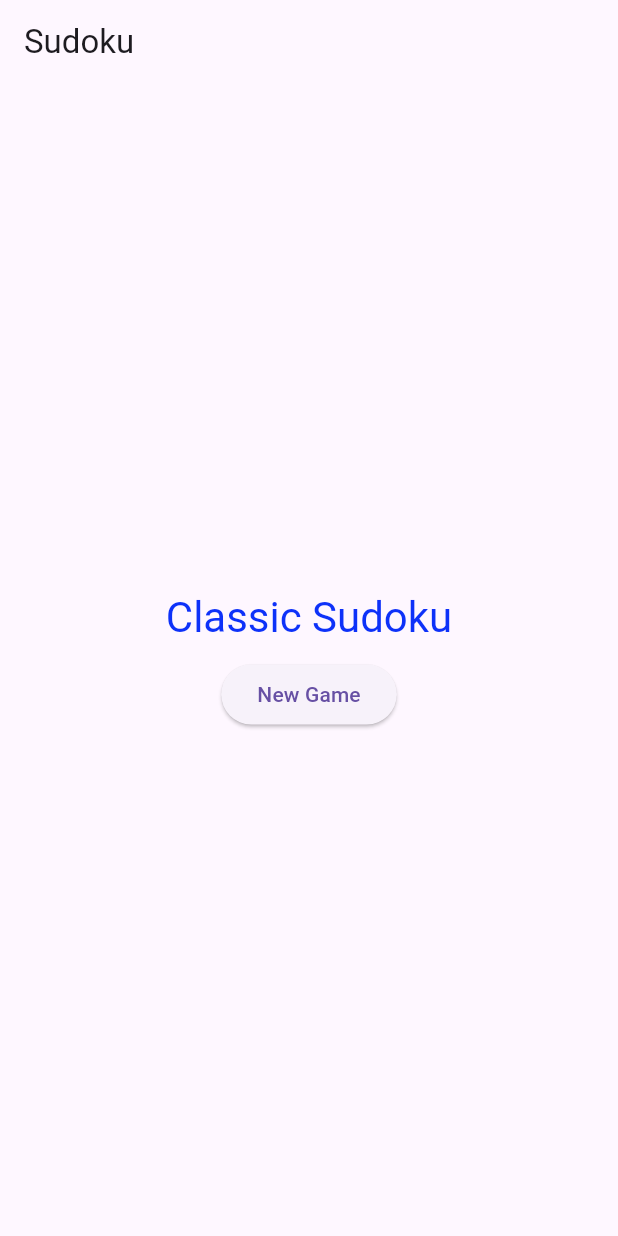
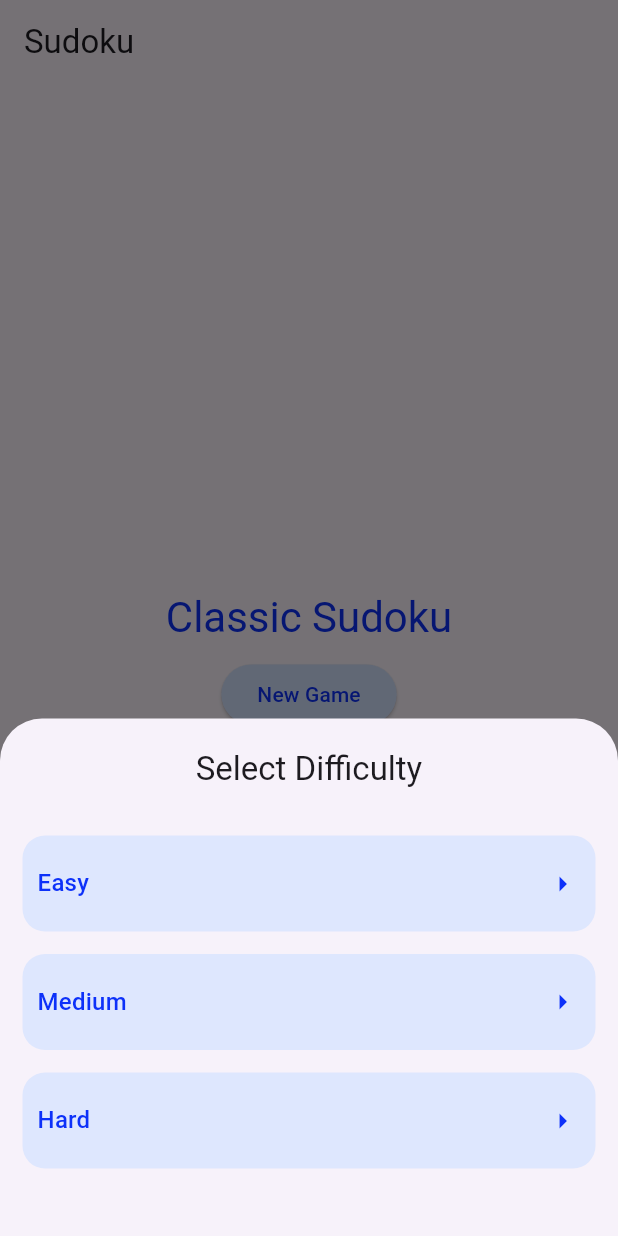
Before and after one commit to AkashM006/flutter-sudoku, a Flutter app: the screen it shows after launch, after a tap on "New Game", on a phone screen of 412 x 824 dp. Run offline on Flutter 3.47's test engine with Material 2 defaults, Android fonts, the phone set to English and light mode, and no system bars; our stand-ins replace flutter_riverpod, rive.

Commit message:
Designed modal bottom sheet for difficulty levels, still need to integrate with Riverpod to start the game

```diff
--- a/lib/providers/sudoku_game_provider.dart
+++ b/lib/providers/sudoku_game_provider.dart
@@ -3,24 +3,33 @@ import 'package:flutter_riverpod/flutter_riverpod.dart';
 
 const oneSecond = Duration(seconds: 1);
 
+enum Difficulty {
+  easy,
+  medium,
+  hard,
+}
+
 class SudokuGame {
-  const SudokuGame({
-    required this.errorCount,
-    required this.permissibleErrorCount,
-    required this.duration,
-  });
+  const SudokuGame(
+      {required this.errorCount,
+      required this.permissibleErrorCount,
+      required this.duration,
+      required this.difficulty});
 
   final int errorCount;
   final int permissibleErrorCount;
+  final Difficulty difficulty;
 
   final Duration duration;
 
-  SudokuGame copyWith({errorCount, permissibleErrorCount, duration}) {
+  SudokuGame copyWith(
+      {errorCount, permissibleErrorCount, duration, difficulty}) {
     return SudokuGame(
       errorCount: errorCount ?? this.errorCount,
       permissibleErrorCount:
           permissibleErrorCount ?? this.permissibleErrorCount,
       duration: duration ?? this.duration,
+      difficulty: difficulty ?? this.difficulty,
     );
   }
 }
@@ -32,10 +41,21 @@ class SudokuGameNotifier extends StateNotifier<SudokuGame> {
             errorCount: 0,
             permissibleErrorCount: 3,
             duration: Duration.zero,
+            difficulty: Difficulty.easy,
           ),
         );
 
   Timer? timer;
+
+  void init(int errorCount, int permissibleErrorCount, Duration duration,
+      Difficulty difficulty) {
+    state = SudokuGame(
+      errorCount: errorCount,
+      permissibleErrorCount: permissibleErrorCount,
+      duration: duration,
+      difficulty: difficulty,
+    );
+  }
 
   void start() {
     timer = Timer.periodic(oneSecond, (timer) {
@@ -51,10 +71,10 @@ class SudokuGameNotifier extends StateNotifier<SudokuGame> {
 
   void reset() {
     timer?.cancel();
-    state = const SudokuGame(
+    state = state.copyWith(
       errorCount: 0,
       permissibleErrorCount: 3,
-      duration: Duration(seconds: 0),
+      duration: Duration.zero,
     );
     timer = Timer.periodic(oneSecond, (timer) {
       state = state.copyWith(duration: state.duration + oneSecond);
--- a/lib/screens/home.dart
+++ b/lib/screens/home.dart
@@ -1,10 +1,9 @@
 import 'package:flutter/material.dart';
 import 'package:sudoku/utils/sudoku_utils.dart';
+import 'package:sudoku/widgets/home/button_list.dart';
 
 class HomeScreen extends StatelessWidget {
   const HomeScreen({super.key});
-
-  void _newGameHandler() {}
 
   @override
   Widget build(BuildContext context) {
@@ -25,10 +24,7 @@ class HomeScreen extends StatelessWidget {
             const SizedBox(
               height: 10,
             ),
-            ElevatedButton(
-              onPressed: _newGameHandler,
-              child: const Text('New Game'),
-            ),
+            const ButtonList(),
           ],
         ),
       ),
--- a/lib/utils/sudoku_utils.dart
+++ b/lib/utils/sudoku_utils.dart
@@ -1,5 +1,6 @@
 import 'package:flutter/material.dart';
 import 'package:sudoku/providers/selected_item_provider.dart';
+import 'package:sudoku/providers/sudoku_game_provider.dart';
 
 const radius = Radius.circular(15);
 
@@ -25,6 +26,13 @@ const lightBorder = BorderSide(
   width: 1,
 );
 const invisibleBorder = BorderSide.none;
+
+class Level {
+  const Level({required this.title, required this.difficulty});
+
+  final String title;
+  final Difficulty difficulty;
+}
 
 class SudokuUtils {
   static bool _isCornerItem(int row, int column) {
--- /dev/null
+++ b/lib/widgets/home/button_list.dart
@@ -0,0 +1,31 @@
+import 'package:flutter/material.dart';
+import 'package:flutter_riverpod/flutter_riverpod.dart';
+import 'package:sudoku/utils/sudoku_utils.dart';
+import 'package:sudoku/widgets/home/difficulty_bottom_sheet.dart';
+
+class ButtonList extends ConsumerWidget {
+  const ButtonList({super.key});
+
+  void _newGameHandler(context) {
+    showModalBottomSheet(
+      context: context,
+      builder: (context) => const DifficultyBottomSheet(),
+    );
+  }
+
+  @override
+  Widget build(BuildContext context, WidgetRef ref) {
+    return Column(
+      children: [
+        ElevatedButton(
+          onPressed: () => _newGameHandler(context),
+          style: ElevatedButton.styleFrom(
+            backgroundColor: neighboringColor,
+            foregroundColor: selectedTextColor,
+          ),
+          child: const Text('New Game'),
+        ),
+      ],
+    );
+  }
+}
--- /dev/null
+++ b/lib/widgets/home/difficulty_bottom_sheet.dart
@@ -0,0 +1,54 @@
+import 'package:flutter/material.dart';
+import 'package:flutter_riverpod/flutter_riverpod.dart';
+import 'package:sudoku/providers/sudoku_game_provider.dart';
+import 'package:sudoku/utils/sudoku_utils.dart';
+import 'package:sudoku/widgets/home/difficulty_item.dart';
+
+const levels = [
+  Level(title: 'Easy', difficulty: Difficulty.easy),
+  Level(
+    title: 'Medium',
+    difficulty: Difficulty.medium,
+  ),
+  Level(
+    title: 'Hard',
+    difficulty: Difficulty.hard,
+  )
+];
+
+class DifficultyBottomSheet extends ConsumerWidget {
+  const DifficultyBottomSheet({super.key});
+
+  void _startGame(Difficulty difficulty) {
+    // start the game
+  }
+
+  @override
+  Widget build(BuildContext context, WidgetRef ref) {
+    return SingleChildScrollView(
+      padding: const EdgeInsets.only(left: 15, right: 15, bottom: 30),
+      child: Column(
+        children: [
+          const SizedBox(
+            height: 20,
+          ),
+          Text(
+            "Select Difficulty",
+            style: Theme.of(context).textTheme.titleLarge,
+          ),
+          const SizedBox(
+            height: 30,
+          ),
+          ...levels
+              .map(
+                (level) => DifficultyItem(
+                  difficulty: level.title,
+                  clickHandler: () => _startGame(level.difficulty),
+                ),
+              )
+              .toList(),
+        ],
+      ),
+    );
+  }
+}
--- /dev/null
+++ b/lib/widgets/home/difficulty_item.dart
@@ -0,0 +1,46 @@
+import 'package:flutter/material.dart';
+import 'package:sudoku/utils/sudoku_utils.dart';
+
+class DifficultyItem extends StatelessWidget {
+  const DifficultyItem({
+    super.key,
+    required this.difficulty,
+    required this.clickHandler,
+  });
+  final String difficulty;
+  final Function() clickHandler;
+
+  @override
+  Widget build(BuildContext context) {
+    return Container(
+      margin: const EdgeInsets.only(bottom: 15),
+      decoration: BoxDecoration(
+        color: neighboringColor.withOpacity(0.7),
+        borderRadius: const BorderRadius.all(radius),
+      ),
+      child: InkWell(
+        onTap: clickHandler,
+        borderRadius: const BorderRadius.all(radius),
+        splashColor: neighboringColor,
+        child: Container(
+          padding: const EdgeInsets.symmetric(horizontal: 10, vertical: 20),
+          child: Row(
+            mainAxisAlignment: MainAxisAlignment.spaceBetween,
+            children: [
+              Text(
+                difficulty,
+                style: Theme.of(context).textTheme.titleMedium!.copyWith(
+                      color: selectedTextColor,
+                    ),
+              ),
+              const Icon(
+                Icons.arrow_right,
+                color: selectedTextColor,
+              )
+            ],
+          ),
+        ),
+      ),
+    );
+  }
+}
--- a/lib/widgets/sudoku_actions.dart
+++ b/lib/widgets/sudoku/sudoku_actions.dart
@@ -3,7 +3,7 @@ import 'package:flutter/material.dart';
 import 'package:rive/rive.dart';
 import 'package:sudoku/providers/selected_item_provider.dart';
 import 'package:sudoku/providers/sudoku_table_provider.dart';
-import 'package:sudoku/widgets/animated_rive_button.dart';
+import 'package:sudoku/widgets/sudoku/animated_rive_button.dart';
 
 class SudokuActions extends ConsumerStatefulWidget {
   const SudokuActions({super.key});
--- a/lib/widgets/sudoku_error_counter.dart
+++ b/lib/widgets/sudoku/sudoku_error_counter.dart
@@ -1,7 +1,7 @@
 import 'package:flutter/material.dart';
 import 'package:flutter_riverpod/flutter_riverpod.dart';
 import 'package:sudoku/providers/sudoku_game_provider.dart';
-import 'package:sudoku/widgets/game_over_dialog.dart';
+import 'package:sudoku/widgets/sudoku/game_over_dialog.dart';
 
 class SudokuErrorCounter extends ConsumerStatefulWidget {
   const SudokuErrorCounter({super.key});
--- a/lib/widgets/sudoku_numpad.dart
+++ b/lib/widgets/sudoku/sudoku_numpad.dart
@@ -1,5 +1,5 @@
 import 'package:flutter/material.dart';
-import 'package:sudoku/widgets/sudoku_numpad_item.dart';
+import 'package:sudoku/widgets/sudoku/sudoku_numpad_item.dart';
 
 class SudokuNumPad extends StatelessWidget {
   const SudokuNumPad({super.key});
--- a/lib/widgets/sudoku_table.dart
+++ b/lib/widgets/sudoku/sudoku_table.dart
@@ -2,7 +2,7 @@ import 'package:flutter/material.dart';
 import 'package:flutter_riverpod/flutter_riverpod.dart';
 import 'package:sudoku/providers/sudoku_table_provider.dart';
 import 'package:sudoku/utils/sudoku_utils.dart';
-import 'package:sudoku/widgets/sudoku_table_item.dart';
+import 'package:sudoku/widgets/sudoku/sudoku_table_item.dart';
 
 class SudokuTable extends ConsumerStatefulWidget {
   const SudokuTable({super.key});
```
Also changed, not shown: lib/screens/sudoku.dart (+4 -4 lines), lib/widgets/sudoku/animated_rive_button.dart (renamed from lib/widgets/animated_rive_button.dart), lib/widgets/sudoku/game_over_dialog.dart (renamed from lib/widgets/game_over_dialog.dart), lib/widgets/sudoku/sudoku_numpad_item.dart (renamed from lib/widgets/sudoku_numpad_item.dart), lib/widgets/sudoku/sudoku_table_item.dart (renamed from lib/widgets/sudoku_table_item.dart).
